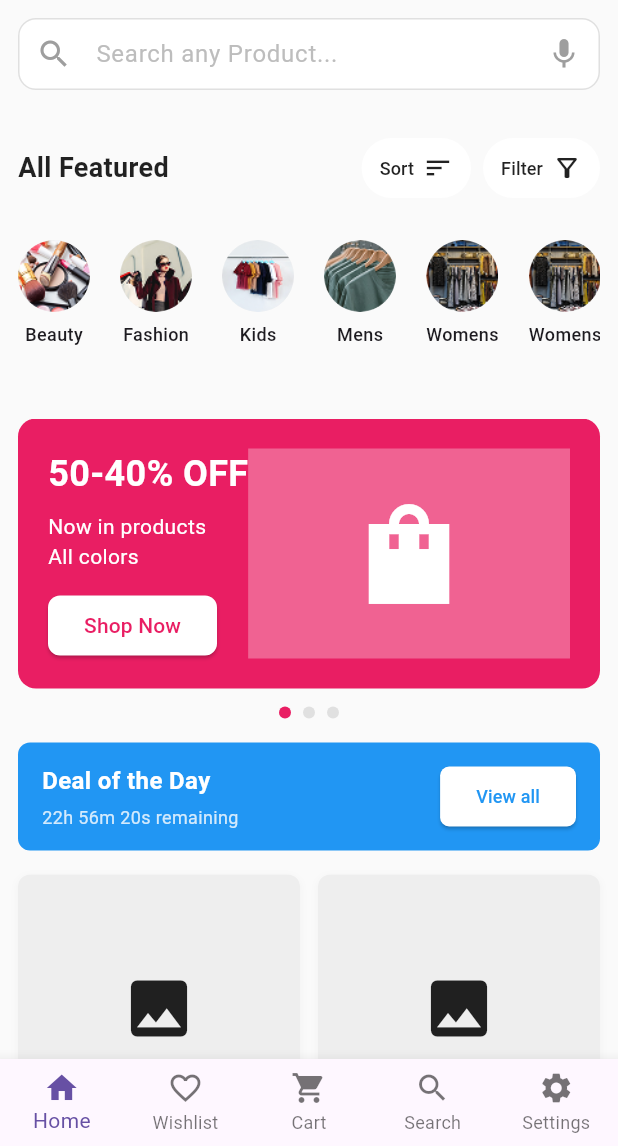
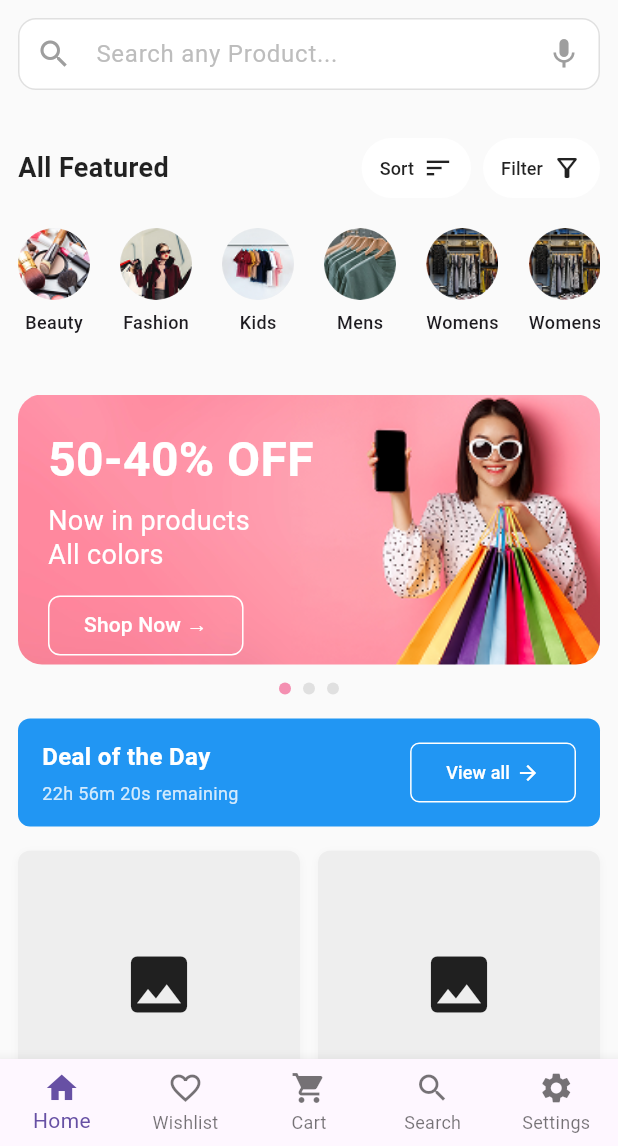
Before and after one commit to AbMamun12/ideated_ecom, a Flutter app: the HomeScreen screen opened by its route, on a phone screen of 412 x 824 dp, the part 90-1236 px from its top. Run offline on Flutter 3.47's test engine with Material 3 defaults, Android fonts, the phone set to English and light mode, and no system bars; our stand-ins replace flutter_svg.

Commit message:
Deal of the Day  fixed

```diff
--- a/lib/features/home/widgets/Deal_of_the_Day_Widget.dart
+++ b/lib/features/home/widgets/Deal_of_the_Day_Widget.dart
@@ -36,19 +36,34 @@ class DealOfTheDayWidget extends StatelessWidget {
               ),
             ],
           ),
-          ElevatedButton(
-            style: ElevatedButton.styleFrom(
-              backgroundColor: Colors.white,
+          OutlinedButton(
+            style: OutlinedButton.styleFrom(
+              side: const BorderSide(color: Colors.white),
+              backgroundColor: Colors.blue,
               shape: RoundedRectangleBorder(
                 borderRadius: BorderRadius.circular(6),
               ),
             ),
             onPressed: () {},
-            child: const Text(
-              'View all',
-              style: TextStyle(color: Colors.blue, fontSize: 12),
+            child: Row(
+              mainAxisSize: MainAxisSize.min,
+              children: const [
+                Text(
+                  'View all',
+                  style: TextStyle(
+                    color: Colors.white,
+                    fontSize: 12,
+                  ),
+                ),
+                SizedBox(width: 4),
+                Icon(
+                  Icons.arrow_forward,
+                  color: Colors.white,
+                  size: 16,
+                ),
+              ],
             ),
-          ),
+          )
         ],
       ),
     );
--- a/lib/features/home/widgets/banner_Carousel_Widget.dart
+++ b/lib/features/home/widgets/banner_Carousel_Widget.dart
@@ -42,12 +42,14 @@ class _BannerCarouselWidgetState extends State<BannerCarouselWidget> {
             onPageChanged: widget.onPageChanged,
             children: [
               BannerItemWidget(
-                bgColor: Colors.pink,
                 discount: '50-40% OFF',
                 description: 'Now in products\nAll colors',
               ),
               BannerItemWidget(
-                bgColor: Colors.orange,
+                discount: '30-40% OFF',
+                description: 'Summer\nCollection',
+              ),
+              BannerItemWidget(
                 discount: '30-40% OFF',
                 description: 'Summer\nCollection',
               ),
--- a/lib/features/home/widgets/banner_item_widget.dart
+++ b/lib/features/home/widgets/banner_item_widget.dart
@@ -1,79 +1,67 @@
 import 'package:flutter/material.dart';
+import 'package:ideated_ecom/core/constant/asset_paths.dart';
 
 class BannerItemWidget extends StatelessWidget {
-  final Color bgColor;
   final String discount;
   final String description;
 
   const BannerItemWidget({
     super.key,
-    required this.bgColor,
     required this.discount,
     required this.description,
   });
 
   @override
   Widget build(BuildContext context) {
-    return Container(
-      margin: const EdgeInsets.symmetric(horizontal: 12),
+    return Padding(
+      padding: const EdgeInsets.symmetric(horizontal: 12, vertical: 0),
+      child: Container(
+        width: double.infinity,
+        height: MediaQuery.of(context).size.height,
         decoration: BoxDecoration(
-        borderRadius: BorderRadius.circular(12),
-        color: bgColor,
+          borderRadius: BorderRadius.circular(16), // rounded corners
+          image: DecorationImage(
+            image: AssetImage(AssetPaths.bannerCarousel),
+            fit: BoxFit.cover,
           ),
-      child: Padding(
+        ),
+        child: SingleChildScrollView(
           padding: const EdgeInsets.all(20),
-        child: Row(
-          mainAxisAlignment: MainAxisAlignment.spaceBetween,
-          children: [
-            Column(
+          child: Column(
+            mainAxisAlignment: MainAxisAlignment.center,
             crossAxisAlignment: CrossAxisAlignment.start,
-              mainAxisAlignment: MainAxisAlignment.center,
             children: [
               Text(
                 discount,
                 style: const TextStyle(
-                    fontSize: 24,
+                  fontSize: 32,
                   fontWeight: FontWeight.bold,
                   color: Colors.white,
                 ),
               ),
-                const SizedBox(height: 8),
+              const SizedBox(height: 6),
               Text(
                 description,
                 style: const TextStyle(
-                    fontSize: 14,
+                  fontSize: 18,
                   color: Colors.white,
+                  height: 1.3,
                 ),
               ),
               const SizedBox(height: 12),
-                ElevatedButton(
-                  style: ElevatedButton.styleFrom(
-                    backgroundColor: Colors.white,
+              OutlinedButton(
+                style: OutlinedButton.styleFrom(
+                  side: const BorderSide(color: Colors.white),
+                  foregroundColor: Colors.white,
                   shape: RoundedRectangleBorder(
                     borderRadius: BorderRadius.circular(8),
                   ),
                 ),
                 onPressed: () {},
-                  child: const Text(
-                    'Shop Now',
-                    style: TextStyle(color: Colors.pink),
-                  ),
+                child: const Text('Shop Now →'),
               ),
             ],
           ),
-            Expanded(
-              child: Container(
-                color: Colors.white.withOpacity(0.3),
-                child: const Center(
-                  child: Icon(
-                    Icons.shopping_bag_sharp,
-                    size: 80,
-                    color: Colors.white,
-                  ),
-                ),
-              ),
-            ),
-          ],
         ),
       ),
     );
--- a/lib/features/home/widgets/category_widget.dart
+++ b/lib/features/home/widgets/category_widget.dart
@@ -20,7 +20,7 @@ class CategoryWidget extends StatelessWidget {
     ];
 
     return Padding(
-      padding: const EdgeInsets.symmetric(horizontal: 12, vertical: 8),
+      padding: const EdgeInsets.symmetric(horizontal: 12, ),
       child: SizedBox(
         height: 95,
         child: ListView.builder(
--- a/lib/features/home/widgets/dots_Indicator_Widget.dart
+++ b/lib/features/home/widgets/dots_Indicator_Widget.dart
@@ -17,7 +17,7 @@ class DotsIndicatorWidget extends StatelessWidget {
           margin: const EdgeInsets.symmetric(horizontal: 4),
           decoration: BoxDecoration(
             shape: BoxShape.circle,
-            color: index == currentIndex ? Colors.pink : Colors.grey[300],
+            color: index == currentIndex ? Colors.pink.shade200 : Colors.grey[300],
           ),
         ),
       ),
```
Lines whose indentation alone changed are shown as unchanged.
